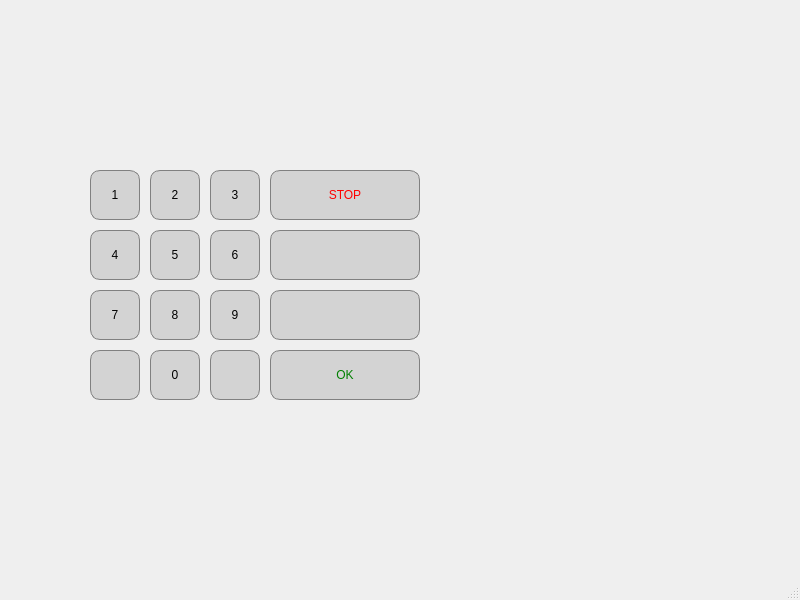
taunojokinen/pankkiautomaatti, file keypad/mainwindow.ui: the form before one commit.
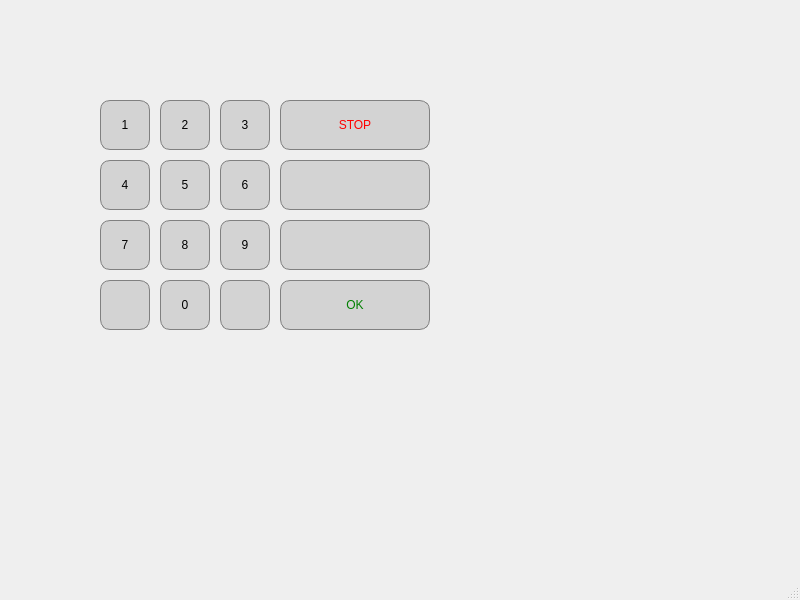
The form after the commit.

Commit message: keypad valmis

```diff
--- a/keypad/mainwindow.ui
+++ b/keypad/mainwindow.ui
@@ -17,8 +17,8 @@
    <widget class="QPushButton" name="nr1Button">
     <property name="geometry">
      <rect>
-      <x>90</x>
-      <y>170</y>
+      <x>100</x>
+      <y>100</y>
       <width>50</width>
       <height>50</height>
      </rect>
@@ -47,8 +47,8 @@
    <widget class="QPushButton" name="nr2Button">
     <property name="geometry">
      <rect>
-      <x>150</x>
-      <y>170</y>
+      <x>160</x>
+      <y>100</y>
       <width>50</width>
       <height>50</height>
      </rect>
@@ -77,8 +77,8 @@
    <widget class="QPushButton" name="nr3Button">
     <property name="geometry">
      <rect>
-      <x>210</x>
-      <y>170</y>
+      <x>220</x>
+      <y>100</y>
       <width>50</width>
       <height>50</height>
      </rect>
@@ -107,8 +107,8 @@
    <widget class="QPushButton" name="nr4Button">
     <property name="geometry">
      <rect>
-      <x>90</x>
-      <y>230</y>
+      <x>100</x>
+      <y>160</y>
       <width>50</width>
       <height>50</height>
      </rect>
@@ -137,8 +137,8 @@
    <widget class="QPushButton" name="nr5Button">
     <property name="geometry">
      <rect>
-      <x>150</x>
-      <y>230</y>
+      <x>160</x>
+      <y>160</y>
       <width>50</width>
       <height>50</height>
      </rect>
@@ -167,8 +167,8 @@
    <widget class="QPushButton" name="nr6Button">
     <property name="geometry">
      <rect>
-      <x>210</x>
-      <y>230</y>
+      <x>220</x>
+      <y>160</y>
       <width>50</width>
       <height>50</height>
      </rect>
@@ -197,8 +197,8 @@
    <widget class="QPushButton" name="nr7Button">
     <property name="geometry">
      <rect>
-      <x>90</x>
-      <y>290</y>
+      <x>100</x>
+      <y>220</y>
       <width>50</width>
       <height>50</height>
      </rect>
@@ -227,8 +227,8 @@
    <widget class="QPushButton" name="nr8Button">
     <property name="geometry">
      <rect>
-      <x>150</x>
-      <y>290</y>
+      <x>160</x>
+      <y>220</y>
       <width>50</width>
       <height>50</height>
      </rect>
@@ -257,8 +257,8 @@
    <widget class="QPushButton" name="nr9Button">
     <property name="geometry">
      <rect>
-      <x>210</x>
-      <y>290</y>
+      <x>220</x>
+      <y>220</y>
       <width>50</width>
       <height>50</height>
      </rect>
@@ -287,8 +287,8 @@
    <widget class="QPushButton" name="leftEmptyButton">
     <property name="geometry">
      <rect>
-      <x>90</x>
-      <y>350</y>
+      <x>100</x>
+      <y>280</y>
       <width>50</width>
       <height>50</height>
      </rect>
@@ -317,8 +317,8 @@
    <widget class="QPushButton" name="nr0Button">
     <property name="geometry">
      <rect>
-      <x>150</x>
-      <y>350</y>
+      <x>160</x>
+      <y>280</y>
       <width>50</width>
       <height>50</height>
      </rect>
@@ -347,8 +347,8 @@
    <widget class="QPushButton" name="rightEmptyButton">
     <property name="geometry">
      <rect>
-      <x>210</x>
-      <y>350</y>
+      <x>220</x>
+      <y>280</y>
       <width>50</width>
       <height>50</height>
      </rect>
@@ -377,8 +377,8 @@
    <widget class="QPushButton" name="stopButton">
     <property name="geometry">
      <rect>
-      <x>270</x>
-      <y>170</y>
+      <x>280</x>
+      <y>100</y>
       <width>150</width>
       <height>50</height>
      </rect>
@@ -409,8 +409,8 @@
    <widget class="QPushButton" name="upperEmptyButton">
     <property name="geometry">
      <rect>
-      <x>270</x>
-      <y>230</y>
+      <x>280</x>
+      <y>160</y>
       <width>150</width>
       <height>50</height>
      </rect>
@@ -439,8 +439,8 @@
    <widget class="QPushButton" name="lowerEmptyButton">
     <property name="geometry">
      <rect>
-      <x>270</x>
-      <y>290</y>
+      <x>280</x>
+      <y>220</y>
       <width>150</width>
       <height>50</height>
      </rect>
@@ -469,8 +469,8 @@
    <widget class="QPushButton" name="okButton">
     <property name="geometry">
      <rect>
-      <x>270</x>
-      <y>350</y>
+      <x>280</x>
+      <y>280</y>
       <width>150</width>
       <height>50</height>
      </rect>
```
The commit also changes 2 other files.
